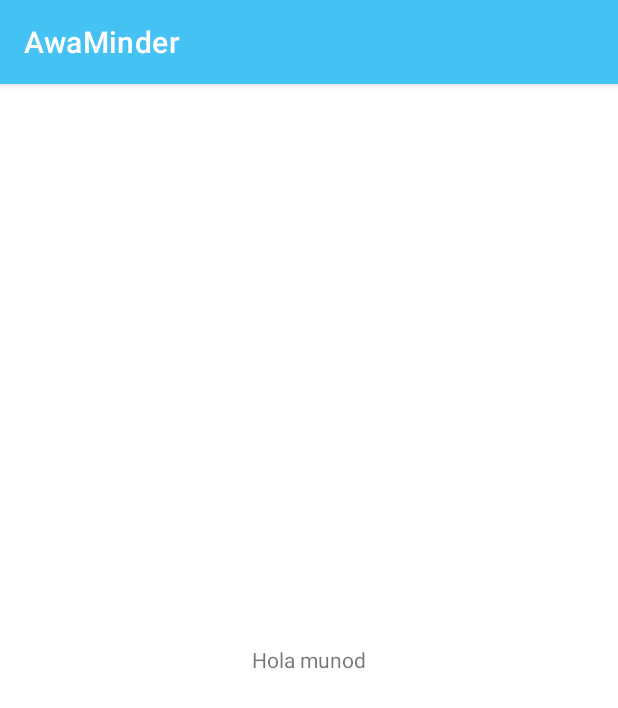
After one commit to RaulValencia04/AwaminderApp, an Android app: the beneficios screen opened directly, with no data from a screen before it, on a phone screen of 412 x 824 dp. The commit adds this screen. Shown: the top 708 px of the screen. Run offline under Robolectric (Android 15) with nearby library versions, the phone set to English and light mode, and no system bars.

Commit message:
Agregando vista beneficios

```diff
--- a/app/src/main/AndroidManifest.xml
+++ b/app/src/main/AndroidManifest.xml
@@ -49,7 +49,9 @@
         <activity
             android:name=".MainActivity"
             android:exported="true"></activity>
-
+        <activity
+            android:name=".beneficios"
+            android:exported="false" />
 
 
     </application>
--- /dev/null
+++ b/app/src/main/java/sv/edu/catolica/awaminder/beneficios.java
@@ -0,0 +1,16 @@
+package sv.edu.catolica.awaminder;
+
+import androidx.appcompat.app.AppCompatActivity;
+
+import android.os.Bundle;
+
+public class beneficios extends AppCompatActivity {
+
+    @Override
+    protected void onCreate(Bundle savedInstanceState) {
+        super.onCreate(savedInstanceState);
+        setContentView(R.layout.activity_beneficios);
+    }
+
+
+}
--- /dev/null
+++ b/app/src/main/res/layout/activity_beneficios.xml
@@ -0,0 +1,17 @@
+<?xml version="1.0" encoding="utf-8"?>
+<LinearLayout
+    xmlns:android="http://schemas.android.com/apk/res/android"
+    android:layout_width="match_parent"
+    xmlns:tools="http://schemas.android.com/tools"
+    android:layout_height="match_parent"
+    tools:context=".beneficios">
+
+    <TextView
+        android:layout_width="match_parent"
+        android:layout_height="match_parent"
+        android:text="Hola munod"
+        android:gravity="center">
+
+    </TextView>
+
+</LinearLayout>
```
Also changed, not shown: app/src/main/java/sv/edu/catolica/awaminder/BaseActivity.java (+8 -8 lines), app/src/main/res/layout/activity_calcular_perzonalizado.xml (+35 -22 lines), app/src/main/res/layout/activity_plan.xml (+20 -14 lines).
